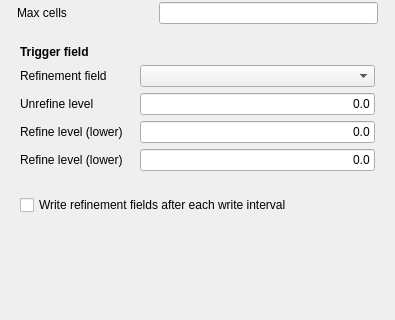
Old version of the form core/gui/TaskPanelCfdDynamicMeshRefinement.ui in the repository jaheyns/CfdOF; both pictures show x 0 to 395 and y 122 to 442 of the 395 by 1078 pixel window.
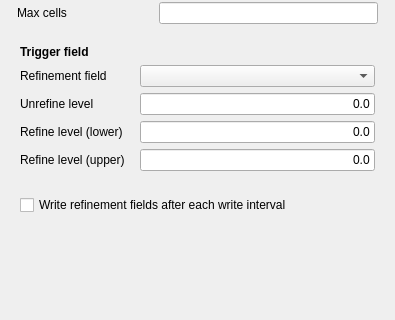
New version of the form. Custom widgets are drawn as their Qt base class.

```diff
--- a/core/gui/TaskPanelCfdDynamicMeshRefinement.ui
+++ b/core/gui/TaskPanelCfdDynamicMeshRefinement.ui
@@ -174,7 +174,7 @@
       <item row="4" column="1">
        <widget class="QLabel" name="label_2">
         <property name="text">
-         <string>Refine level (lower)</string>
+         <string>Refine level (upper)</string>
         </property>
        </widget>
       </item>
```
Left out of the diff: 8 changed lines with no effect on the pictures.
